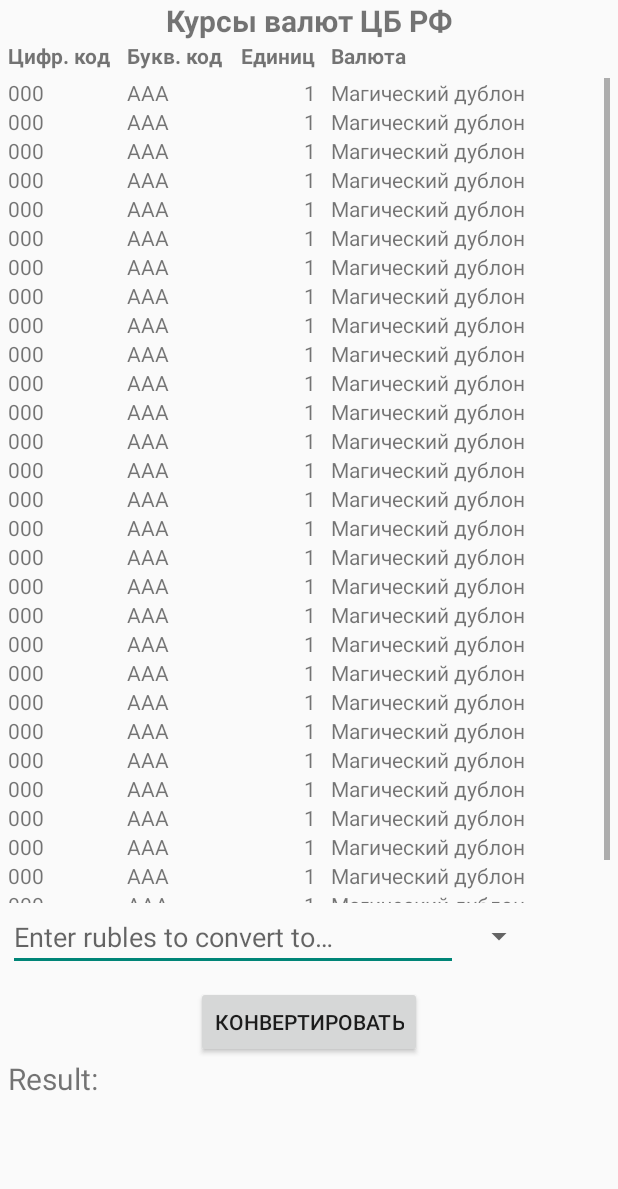
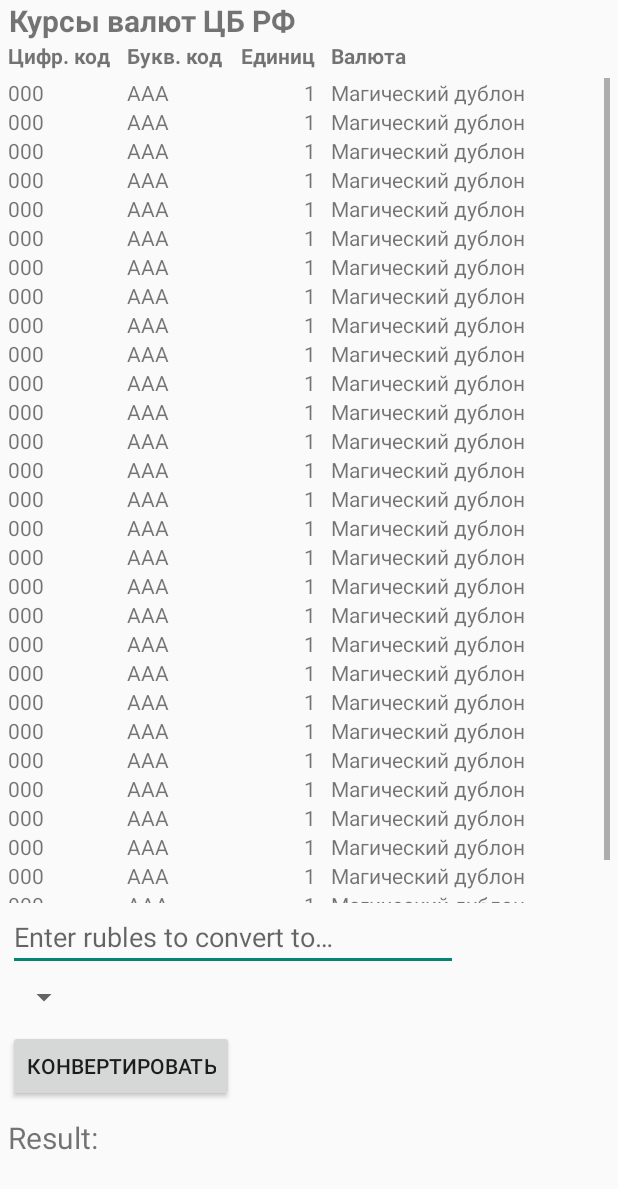
Before and after one commit to selfoma/NSU-Android-Course, an Android app: the ConverterActivity screen opened directly, with no data from a screen before it, on a phone screen of 412 x 824 dp. Shown: the top 1189 px of the screen. Run offline under Robolectric (Android 15) with nearby library versions, the phone set to English and light mode, and no system bars; network calls fail; 11 statements that could not run were skipped.

Commit message:
Адаптировал под горизонтальную ориентацию

```diff
--- a/Converter/app/src/main/AndroidManifest.xml
+++ b/Converter/app/src/main/AndroidManifest.xml
@@ -27,7 +27,6 @@
 
         <activity
             android:name=".activities.ConverterActivity"
-            android:screenOrientation="portrait"
             android:exported="true"
             android:theme="@style/Theme.Converter">
         </activity>
--- a/Converter/app/src/main/res/layout/converter_main_activity.xml
+++ b/Converter/app/src/main/res/layout/converter_main_activity.xml
@@ -7,6 +7,17 @@
     android:paddingEnd="5dp"
     android:layout_width="match_parent"
     android:layout_height="match_parent">
+
+   <ScrollView
+       android:layout_width="wrap_content"
+       android:layout_height="wrap_content"
+       app:layout_constraintStart_toStartOf="parent"
+       app:layout_constraintTop_toTopOf="parent">
+
+      <LinearLayout
+          android:layout_width="wrap_content"
+          android:layout_height="wrap_content"
+          android:orientation="vertical">
 
          <TextView
              android:id="@+id/greeting"
@@ -117,16 +128,13 @@
              android:hint="@string/prompt_input"
              android:textColor="@color/black"
              android:inputType="numberDecimal"
-       app:layout_constraintStart_toStartOf="parent"
-       app:layout_constraintTop_toBottomOf="@+id/valute_scroll_view"/>
+             app:layout_constraintStart_toStartOf="parent" />
 
          <Spinner
              android:id="@+id/valute_chooser"
              android:layout_width="wrap_content"
              android:layout_height="wrap_content"
-       android:layout_marginTop="10dp"
-       android:layout_marginStart="3dp"
-       android:paddingStart="5dp"
+             android:layout_marginTop="5dp"
              android:spinnerMode="dialog"
              app:layout_constraintStart_toEndOf="@id/valute_input"
              app:layout_constraintTop_toBottomOf="@+id/valute_scroll_view"/>
@@ -145,6 +153,7 @@
              android:id="@+id/title_output"
              android:layout_width="wrap_content"
              android:layout_height="wrap_content"
+             android:layout_marginTop="10dp"
              android:text="@string/output"
              android:textSize="20sp"
              app:layout_constraintStart_toStartOf="parent"
@@ -154,10 +163,12 @@
              android:id="@+id/output"
              android:layout_width="300dp"
              android:layout_height="wrap_content"
-       android:layout_marginStart="10dp"
              android:textSize="20sp"
              android:textColor="@color/warning"
-       app:layout_constraintStart_toEndOf="@+id/title_output"
-       app:layout_constraintTop_toBottomOf="@id/convert_button"/>
+             app:layout_constraintStart_toStartOf="parent"
+             app:layout_constraintTop_toBottomOf="@id/title_output"/>
+
+      </LinearLayout>
+   </ScrollView>
 
 </androidx.constraintlayout.widget.ConstraintLayout>
```
Lines whose indentation alone changed are shown as unchanged.
